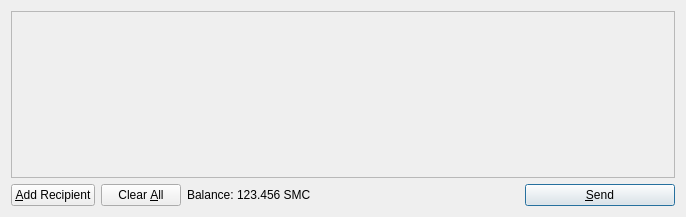
The window that src/qt/forms/sendcoinsdialog.ui (slicecoin/slicecoinbeta) describes before a commit, drawn with Qt 5.
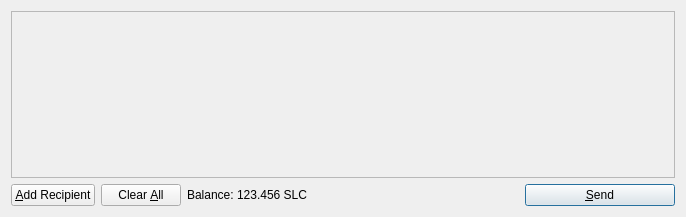
The same window after the commit. Icons and pictures are not drawn.

Diff of the .ui file:
```diff
--- a/src/qt/forms/sendcoinsdialog.ui
+++ b/src/qt/forms/sendcoinsdialog.ui
@@ -119,7 +119,7 @@
           <cursorShape>IBeamCursor</cursorShape>
          </property>
          <property name="text">
-          <string>123.456 SMC</string>
+          <string>123.456 SLC</string>
          </property>
          <property name="textInteractionFlags">
           <set>Qt::LinksAccessibleByMouse|Qt::TextSelectableByKeyboard|Qt::TextSelectableByMouse</set>
```
